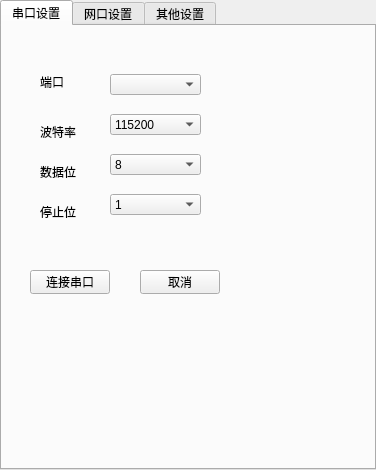
The window that setupwindow.ui (RoboticsKingWay/EMDetect) describes before a commit, drawn with Qt 5.
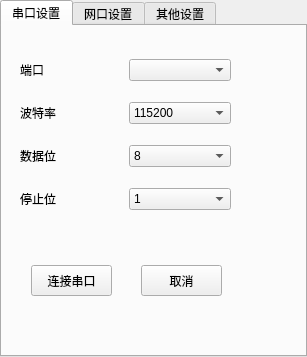
The same window after the commit. Icons and pictures are not drawn.

Commit message: ui config button font modify

What changed in the file:
```diff
--- a/setupwindow.ui
+++ b/setupwindow.ui
@@ -6,8 +6,8 @@
    <rect>
     <x>0</x>
     <y>0</y>
-    <width>376</width>
-    <height>470</height>
+    <width>307</width>
+    <height>357</height>
    </rect>
   </property>
   <property name="windowTitle">
@@ -23,54 +23,92 @@
    <layout class="QHBoxLayout" name="horizontalLayout">
     <item>
      <widget class="QWidget" name="widget_3" native="true">
-      <layout class="QVBoxLayout" name="verticalLayout">
-       <item>
-        <widget class="QWidget" name="widget" native="true">
+      <widget class="QWidget" name="widget" native="true">
+       <property name="geometry">
+        <rect>
+         <x>9</x>
+         <y>9</y>
+         <width>211</width>
+         <height>181</height>
+        </rect>
+       </property>
+       <layout class="QGridLayout" name="gridLayout_2">
+        <item row="3" column="0">
+         <widget class="QLabel" name="label_4">
+          <property name="text">
+           <string>停止位</string>
+          </property>
+         </widget>
+        </item>
+        <item row="3" column="1">
+         <widget class="QComboBox" name="comboBox_4">
+          <item>
+           <property name="text">
+            <string>1</string>
+           </property>
+          </item>
+          <item>
+           <property name="text">
+            <string>2</string>
+           </property>
+          </item>
+          <item>
+           <property name="text">
+            <string>3</string>
+           </property>
+          </item>
+         </widget>
+        </item>
+        <item row="2" column="0">
+         <widget class="QLabel" name="label_3">
+          <property name="text">
+           <string>数据位</string>
+          </property>
+         </widget>
+        </item>
+        <item row="2" column="1">
+         <widget class="QComboBox" name="comboBox_3">
+          <item>
+           <property name="text">
+            <string>8</string>
+           </property>
+          </item>
+          <item>
+           <property name="text">
+            <string>5</string>
+           </property>
+          </item>
+          <item>
+           <property name="text">
+            <string>6</string>
+           </property>
+          </item>
+          <item>
+           <property name="text">
+            <string>7</string>
+           </property>
+          </item>
+         </widget>
+        </item>
+        <item row="0" column="1">
+         <widget class="QComboBox" name="comboBox"/>
+        </item>
+        <item row="0" column="0">
          <widget class="QLabel" name="label">
-          <property name="geometry">
-           <rect>
-            <x>20</x>
-            <y>30</y>
-            <width>54</width>
-            <height>16</height>
-           </rect>
-          </property>
           <property name="text">
            <string>端口</string>
           </property>
          </widget>
-         <widget class="QComboBox" name="comboBox">
-          <property name="geometry">
-           <rect>
-            <x>90</x>
-            <y>30</y>
-            <width>91</width>
-            <height>21</height>
-           </rect>
-          </property>
-         </widget>
+        </item>
+        <item row="1" column="0">
          <widget class="QLabel" name="label_2">
-          <property name="geometry">
-           <rect>
-            <x>20</x>
-            <y>80</y>
-            <width>54</width>
-            <height>16</height>
-           </rect>
-          </property>
           <property name="text">
            <string>波特率</string>
           </property>
          </widget>
+        </item>
+        <item row="1" column="1">
          <widget class="QComboBox" name="comboBox_2">
-          <property name="geometry">
-           <rect>
-            <x>90</x>
-            <y>70</y>
-            <width>91</width>
-            <height>21</height>
-           </rect>
-          </property>
           <item>
            <property name="text">
             <string>115200</string>
@@ -97,120 +135,51 @@
            </property>
           </item>
          </widget>
-         <widget class="QLabel" name="label_3">
-          <property name="geometry">
-           <rect>
-            <x>20</x>
-            <y>120</y>
-            <width>54</width>
-            <height>16</height>
-           </rect>
-          </property>
-          <property name="text">
-           <string>数据位</string>
-          </property>
-         </widget>
-         <widget class="QComboBox" name="comboBox_3">
-          <property name="geometry">
-           <rect>
-            <x>90</x>
-            <y>110</y>
-            <width>91</width>
-            <height>21</height>
-           </rect>
-          </property>
-          <item>
-           <property name="text">
-            <string>8</string>
-           </property>
-          </item>
-          <item>
-           <property name="text">
-            <string>5</string>
-           </property>
-          </item>
-          <item>
-           <property name="text">
-            <string>6</string>
-           </property>
-          </item>
-          <item>
-           <property name="text">
-            <string>7</string>
-           </property>
-          </item>
-         </widget>
-         <widget class="QLabel" name="label_4">
-          <property name="geometry">
-           <rect>
-            <x>20</x>
-            <y>160</y>
-            <width>54</width>
-            <height>16</height>
-           </rect>
-          </property>
-          <property name="text">
-           <string>停止位</string>
-          </property>
-         </widget>
-         <widget class="QComboBox" name="comboBox_4">
-          <property name="geometry">
-           <rect>
-            <x>90</x>
-            <y>150</y>
-            <width>91</width>
-            <height>21</height>
-           </rect>
-          </property>
-          <item>
-           <property name="text">
-            <string>1</string>
-           </property>
-          </item>
-          <item>
-           <property name="text">
-            <string>2</string>
-           </property>
-          </item>
-          <item>
-           <property name="text">
-            <string>3</string>
-           </property>
-          </item>
-         </widget>
-        </widget>
-       </item>
-       <item>
-        <widget class="QWidget" name="widget_2" native="true">
-         <widget class="QPushButton" name="pushButton">
-          <property name="geometry">
-           <rect>
-            <x>10</x>
-            <y>20</y>
-            <width>80</width>
-            <height>24</height>
-           </rect>
-          </property>
-          <property name="text">
-           <string>连接串口</string>
-          </property>
-         </widget>
-         <widget class="QPushButton" name="pushButton_2">
-          <property name="geometry">
-           <rect>
-            <x>120</x>
-            <y>20</y>
-            <width>80</width>
-            <height>24</height>
-           </rect>
-          </property>
-          <property name="text">
-           <string>取消</string>
-          </property>
-         </widget>
-        </widget>
-       </item>
-      </layout>
+        </item>
+       </layout>
+      </widget>
+      <widget class="QWidget" name="widget_2" native="true">
+       <property name="geometry">
+        <rect>
+         <x>10</x>
+         <y>200</y>
+         <width>211</width>
+         <height>91</height>
+        </rect>
+       </property>
+       <property name="maximumSize">
+        <size>
+         <width>16777215</width>
+         <height>200</height>
+        </size>
+       </property>
+       <widget class="QPushButton" name="pushButton_sure">
+        <property name="geometry">
+         <rect>
+          <x>10</x>
+          <y>30</y>
+          <width>81</width>
+          <height>31</height>
+         </rect>
+        </property>
+        <property name="text">
+         <string>连接串口</string>
+        </property>
+       </widget>
+       <widget class="QPushButton" name="pushButton_cancel">
+        <property name="geometry">
+         <rect>
+          <x>120</x>
+          <y>30</y>
+          <width>81</width>
+          <height>31</height>
+         </rect>
+        </property>
+        <property name="text">
+         <string>取消</string>
+        </property>
+       </widget>
+      </widget>
      </widget>
     </item>
    </layout>
```
Left out of the diff: 8 changed lines with no effect on the pictures. The commit also changes 109 other files.
